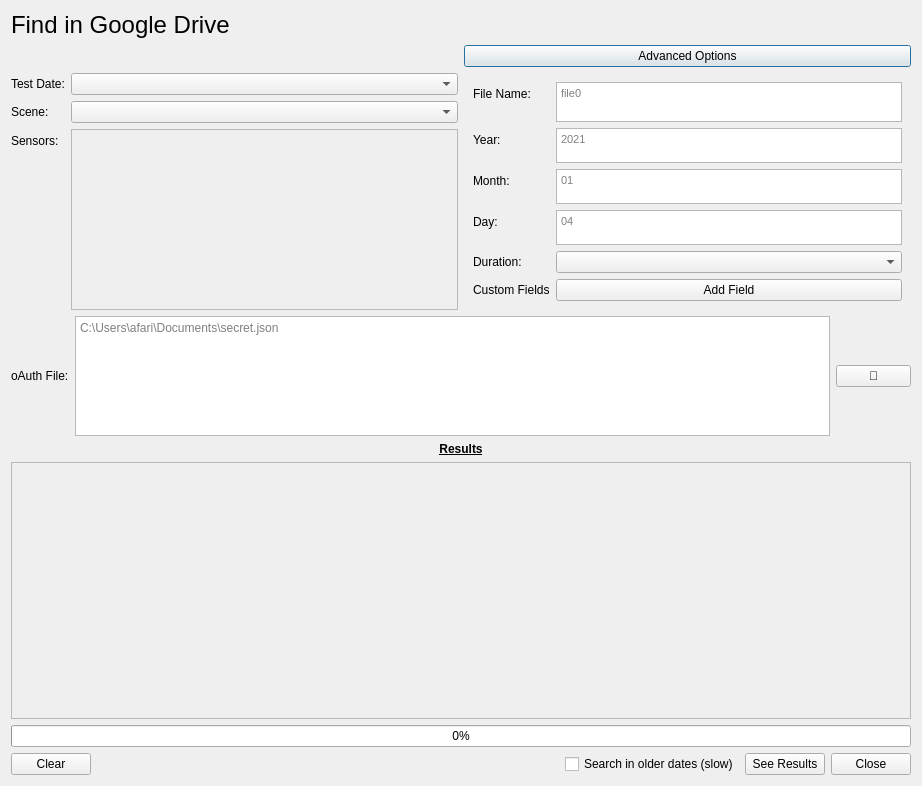
This is Utilities/GoogleDriveHandler/GDriveDataImport/import_google_drive_popup.ui in Georgia-Tech-Off-Road/GTORDaata as Qt 5 draws it before an edit. The edited form follows.
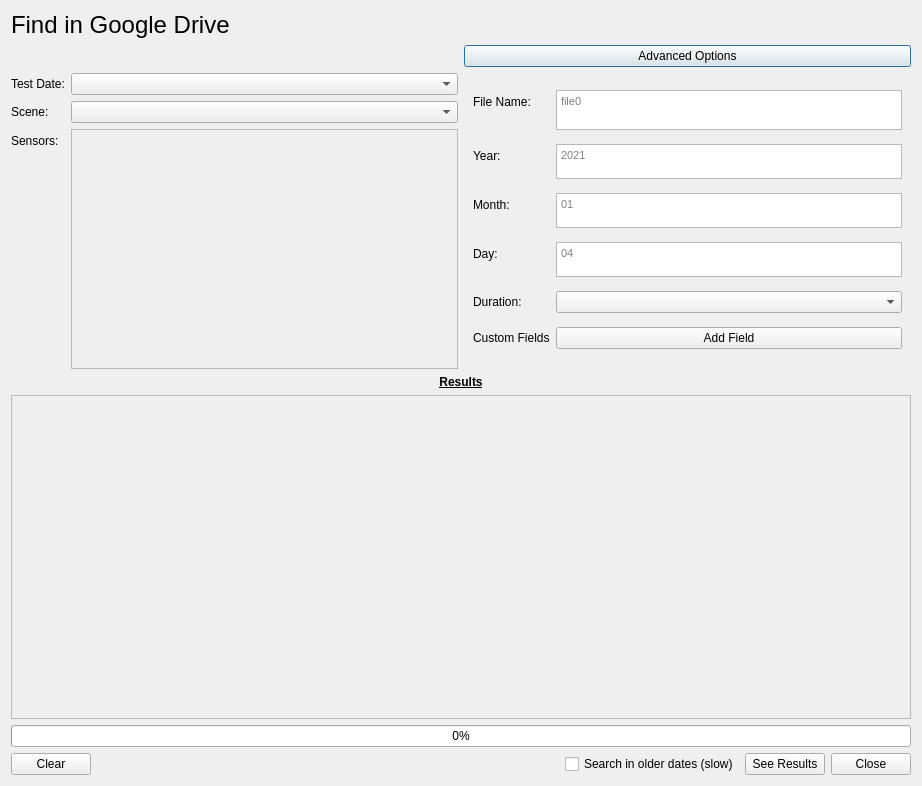
This is the edited form.

Commit message: oAuth file no longer asked

```diff
--- a/Utilities/GoogleDriveHandler/GDriveDataImport/import_google_drive_popup.ui
+++ b/Utilities/GoogleDriveHandler/GDriveDataImport/import_google_drive_popup.ui
@@ -259,52 +259,6 @@
      </item>
     </layout>
    </item>
-   <item>
-    <layout class="QGridLayout" name="gridLayout_4">
-     <property name="sizeConstraint">
-      <enum>QLayout::SetDefaultConstraint</enum>
-     </property>
-     <item row="0" column="0">
-      <widget class="QLabel" name="label_10">
-       <property name="maximumSize">
-        <size>
-         <width>16777215</width>
-         <height>120</height>
-        </size>
-       </property>
-       <property name="text">
-        <string>oAuth File:</string>
-       </property>
-      </widget>
-     </item>
-     <item row="0" column="1">
-      <widget class="QPlainTextEdit" name="sec_file">
-       <property name="maximumSize">
-        <size>
-         <width>16777215</width>
-         <height>120</height>
-        </size>
-       </property>
-       <property name="placeholderText">
-        <string>C:\Users\afari\Documents\secret.json</string>
-       </property>
-      </widget>
-     </item>
-     <item row="0" column="2">
-      <widget class="QPushButton" name="selectFile">
-       <property name="maximumSize">
-        <size>
-         <width>75</width>
-         <height>16777215</height>
-        </size>
-       </property>
-       <property name="text">
-        <string>📁</string>
-       </property>
-      </widget>
-     </item>
-    </layout>
-   </item>
    <item>
     <layout class="QVBoxLayout" name="verticalLayout_3">
      <item>
@@ -337,7 +291,7 @@
         <x>0</x>
         <y>0</y>
         <width>900</width>
-        <height>176</height>
+        <height>315</height>
        </rect>
       </property>
       <layout class="QGridLayout" name="gridLayout_2"/>
```
The commit also changes 8 other files.
